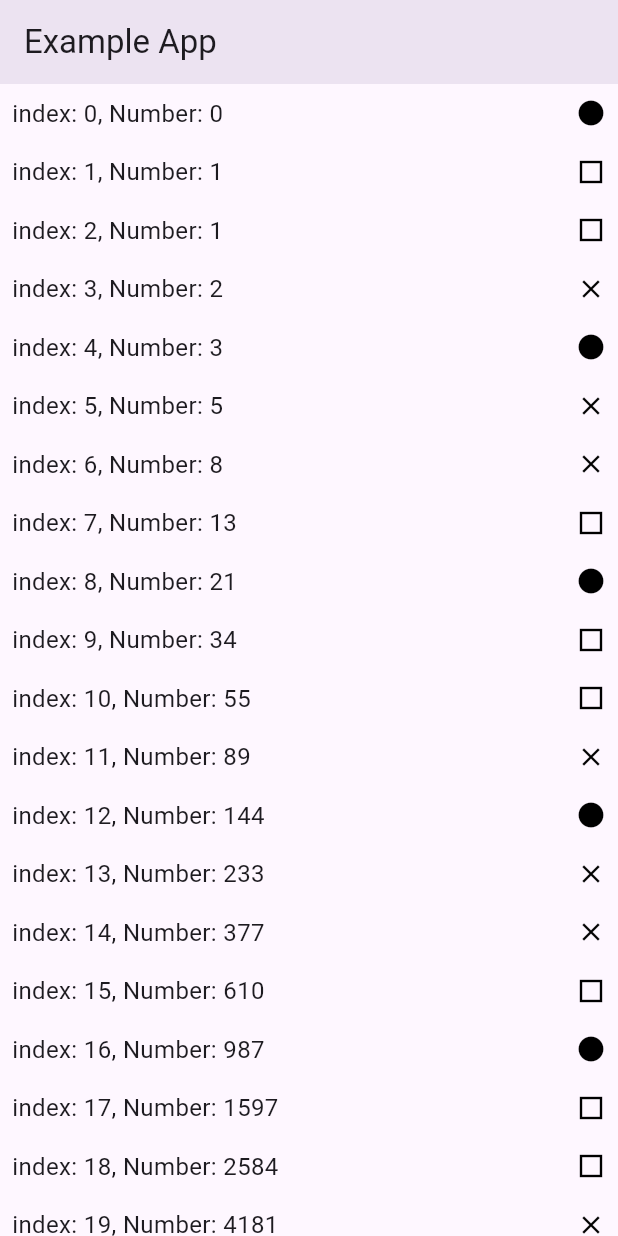
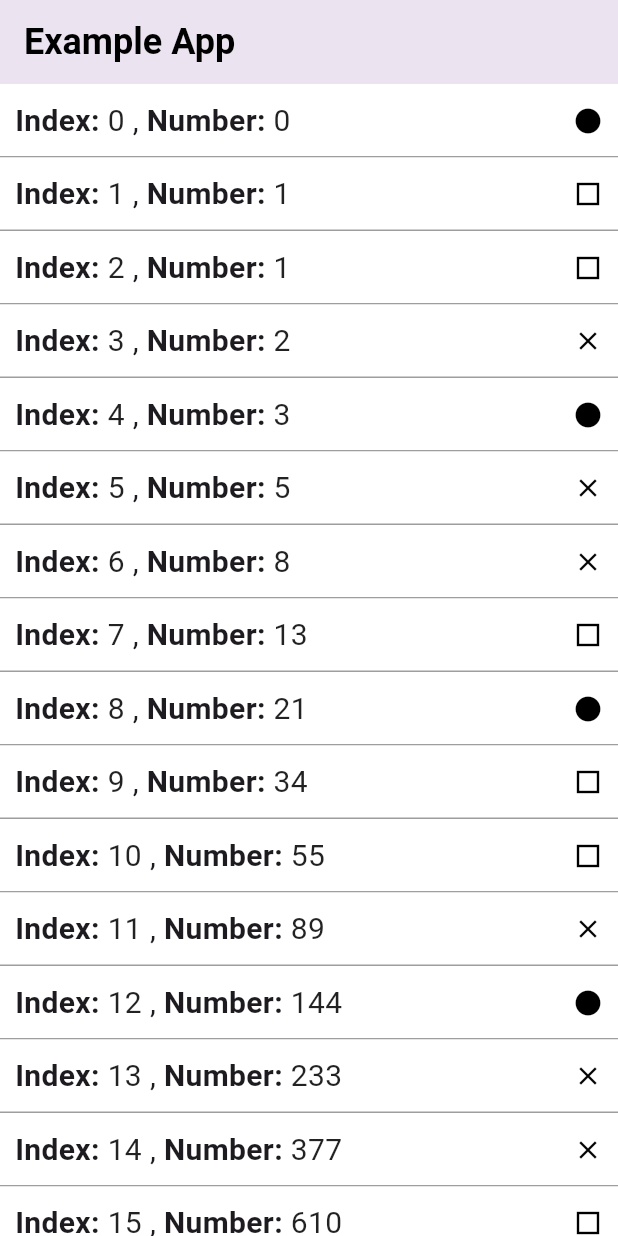
Before and after one commit to GameWanThanakorn/example7Solutions, a Flutter app: the screen it shows after launch, on a phone screen of 412 x 824 dp. Run offline on Flutter 3.47's test engine with Material 3 defaults, Android fonts, the phone set to English and light mode, and no system bars.

```diff
--- a/lib/main.dart
+++ b/lib/main.dart
@@ -1,24 +1,6 @@
 import 'package:flutter/material.dart';
-import 'package:flutter_application_1/page/home_view.dart';
+import 'root_widget.dart';
 
 void main() {
-  runApp(const MyApp());
+  runApp(MyApp());
 }
-
-class MyApp extends StatelessWidget {
-  const MyApp({super.key});
-  static final GlobalKey<NavigatorState> parentNavigatorKey = GlobalKey<NavigatorState>();
-
-  @override
-  Widget build(BuildContext context) {
-    return MaterialApp(
-      title: 'Flutter Demo',
-      navigatorKey: parentNavigatorKey,
-      theme: ThemeData(
-        colorScheme: ColorScheme.fromSeed(seedColor: Colors.deepPurple),
-        useMaterial3: true,
-      ),
-      home: const HomeView(),
-    );
-  }
-}
--- a/lib/page/home_view.dart
+++ b/lib/page/home_view.dart
@@ -1,6 +1,8 @@
 import 'package:flutter/material.dart';
 import 'package:flutter_application_1/page/home_logic.dart';
+import 'package:flutter_application_1/utils/bottom_sheet_widget/bottom_sheet_widget.dart';
 part 'widgets/body_home_view.dart';
+part 'widgets/build_index_item_widget.dart';
 
 class HomeView extends StatelessWidget {
   const HomeView({super.key});
@@ -10,7 +12,10 @@ class HomeView extends StatelessWidget {
     return Scaffold(
       appBar: AppBar(
         elevation: 8,
-        title: const Text("Example App"),
+        title: const Text(
+          "Example App",
+          style: TextStyle(color: Colors.black, fontWeight: FontWeight.w700, fontSize: 24),
+        ),
       ),
       body: const BodyHomeView(),
     );
--- a/lib/page/widgets/body_home_view.dart
+++ b/lib/page/widgets/body_home_view.dart
@@ -21,29 +21,56 @@ class _BodyHomeViewState extends State<BodyHomeView> {
   @override
   Widget build(BuildContext context) {
     return Center(
-      child: ListView.builder(
-        physics: const ClampingScrollPhysics(),
+      child: ListView.separated(
         itemCount: _fibList.length,
-        itemBuilder: (context, index) {
-          return Padding(
-            padding: const EdgeInsets.all(8.0),
-            child: Row(
-              mainAxisAlignment: MainAxisAlignment.spaceBetween,
-              children: [
-                Text(
-                  'index: $index, Number: ${_fibList[index]}',
-                  style: const TextStyle(fontSize: 16),
-                ),
-                Icon(
-                  _logic.typeIcon(_fibList[index]),
-                  color: Colors.black,
-                  size: 20,
-                )
-              ],
+        controller: _logic.scrollController,
+        itemBuilder: (BuildContext context, int index) {
+          final value = _fibList[index];
+          if (_logic.containsIndex(index)) {
+            return const SizedBox.shrink();
+          }
+          return Container(
+            color: _logic.catchToggledIndexes['index'] == index ? Colors.red : Colors.white,
+            child: _BuildIndexItemWidget(
+              onTap: () => _onSelected(index),
+              index: index,
+              value: value,
+              icon: _logic.typeIcon(value),
             ),
+          );
+        },
+        separatorBuilder: (BuildContext context, int index) {
+          if (_logic.containsIndex(index)) {
+            return const SizedBox.shrink();
+          }
+          return const Divider(
+            height: 0,
+            color: Colors.grey,
           );
         },
       ),
     );
   }
+
+  _onSelected(int index) {
+    final value = _fibList[index];
+    final calculateFib = value % 3;
+    setState(() {
+      _logic.selected({'index': index, 'value': value});
+    });
+    _buildBottomSheet(calculateFib, value, index);
+  }
+
+  _buildBottomSheet(int calculateFib, int value, int index) {
+    return BottomSheetWidget.showBottomSheet(_logic.toggledIndexes, calculateFib, value, (value) {
+      final map = _logic.firstWhereValue(value);
+      setState(() {
+        _logic.selected(map);
+      });
+      WidgetsBinding.instance.addPostFrameCallback((_) {
+        _logic.scrollToBottom(_logic.catchToggledIndexes);
+        Navigator.pop(context);
+      });
+    });
+  }
 }
--- /dev/null
+++ b/lib/page/widgets/build_index_item_widget.dart
@@ -0,0 +1,45 @@
+part of '../home_view.dart';
+
+class _BuildIndexItemWidget extends StatelessWidget {
+  final void Function()? onTap;
+  final int index, value;
+  final IconData icon;
+  const _BuildIndexItemWidget({
+    required this.onTap,
+    required this.index,
+    required this.value,
+    required this.icon,
+  });
+
+  @override
+  Widget build(BuildContext context) {
+    return InkWell(
+      onTap: onTap,
+      child: Padding(
+        padding: const EdgeInsets.all(10.0),
+        child: Row(
+          mainAxisAlignment: MainAxisAlignment.spaceBetween,
+          children: [
+            RichText(
+              text: TextSpan(
+                text: 'Index:',
+                style: DefaultTextStyle.of(context).style.copyWith(fontSize: 20, fontWeight: FontWeight.bold),
+                children: <TextSpan>[
+                  TextSpan(text: ' $index', style: const TextStyle(fontWeight: FontWeight.w400, color: Colors.black87)),
+                  const TextSpan(text: ' , ', style: TextStyle(fontWeight: FontWeight.w400)),
+                  const TextSpan(text: 'Number:', style: TextStyle(fontWeight: FontWeight.bold)),
+                  TextSpan(text: ' $value', style: const TextStyle(fontWeight: FontWeight.w400, color: Colors.black87)),
+                ],
+              ),
+            ),
+            Icon(
+              icon,
+              color: Colors.black,
+              size: 20,
+            )
+          ],
+        ),
+      ),
+    );
+  }
+}
--- /dev/null
+++ b/lib/root_widget.dart
@@ -0,0 +1,17 @@
+import 'package:flutter/material.dart';
+import 'package:flutter_application_1/page/home_view.dart';
+import 'package:flutter_application_1/utils/app_constants.dart';
+
+class MyApp extends MaterialApp {
+  MyApp({
+    super.key,
+  }) : super(
+          title: 'Flutter Demo',
+          navigatorKey: AppConstants.parentNavigatorKey,
+          theme: ThemeData(
+            colorScheme: ColorScheme.fromSeed(seedColor: Colors.deepPurple),
+            useMaterial3: true,
+          ),
+          home: const HomeView(),
+        );
+}
--- /dev/null
+++ b/lib/utils/app_constants.dart
@@ -0,0 +1,5 @@
+import 'package:flutter/material.dart';
+
+class AppConstants {
+  static final GlobalKey<NavigatorState> parentNavigatorKey = GlobalKey<NavigatorState>();
+}
```
Also changed, not shown: lib/page/home_logic.dart (+41 -1 lines), lib/utils/bottom_sheet_widget/bottom_sheet_logic.dart (added, +26 -0 lines), lib/utils/bottom_sheet_widget/bottom_sheet_widget.dart (added, +55 -0 lines), 2 other files.
